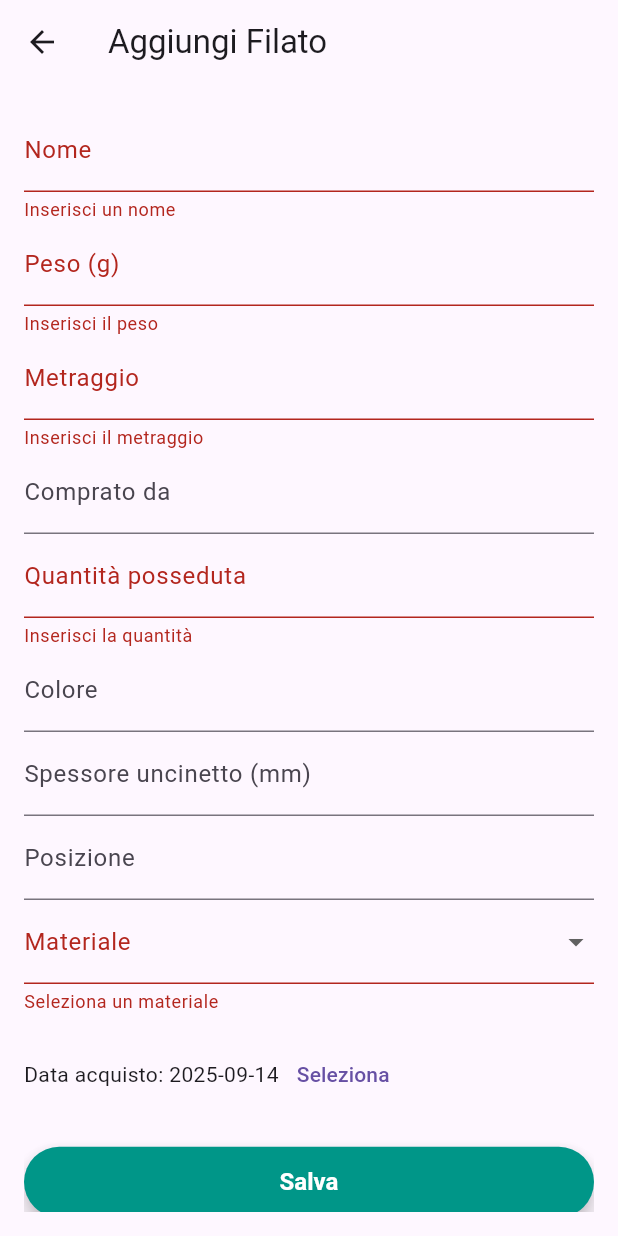
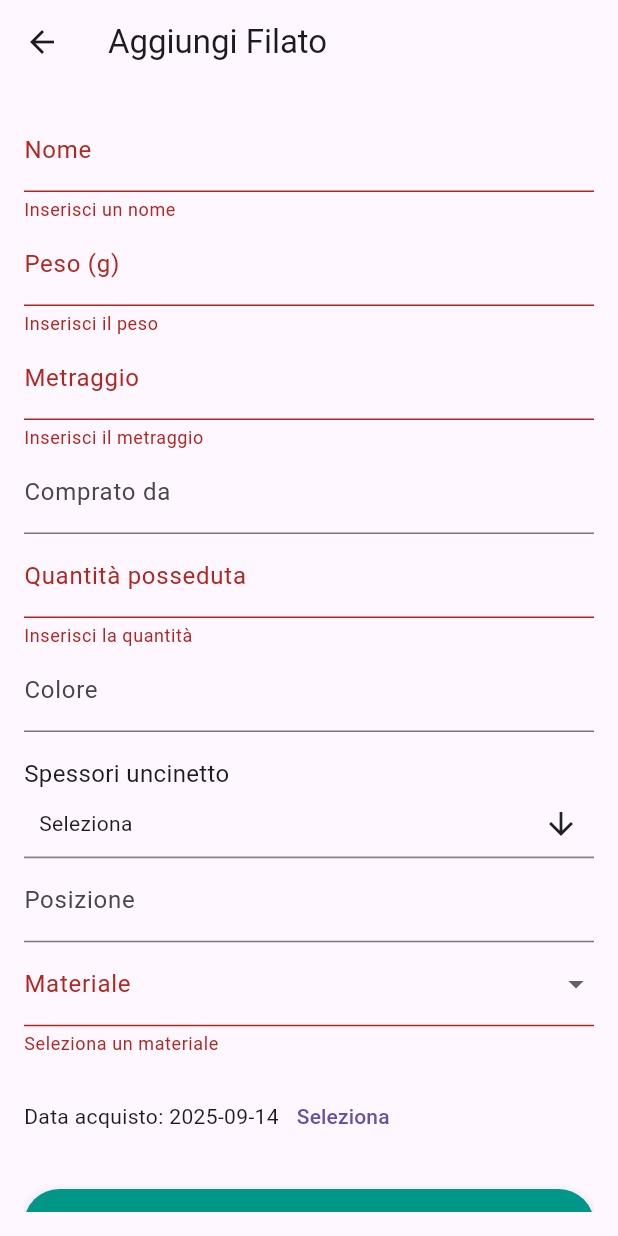
Before and after one commit to n-cupane/yarn_tracker, a Flutter app: the FilatoFormScreen screen opened directly, after a tap on "Salva", on a phone screen of 412 x 824 dp. Run offline on Flutter 3.47's test engine with Material 3 defaults, Android fonts, the phone set to English and light mode, and no system bars; drawn by our look-alikes of multi_select_flutter; our stand-ins replace file_picker, shared_preferences, sqflite; accounts and stored records are empty.

Commit message:
Gestiti spessori multipli

```diff
--- a/lib/db/database_helper.dart
+++ b/lib/db/database_helper.dart
@@ -38,7 +38,7 @@ class DatabaseHelper {
         compratoDa TEXT,
         quantitaPosseduta INTEGER NOT NULL,
         colore TEXT,
-        spessoreUncinetto REAL,
+        spessoriUncinetto TEXT,
         posizione TEXT,
         dataAcquisto TEXT,
         materiale TEXT NOT NULL
--- a/lib/models/filato.dart
+++ b/lib/models/filato.dart
@@ -6,7 +6,7 @@ class Filato {
   String compratoDa;
   int quantitaPosseduta;
   String colore;
-  double spessoreUncinetto;
+  List<double> spessoriUncinetto;
   String posizione;
   DateTime? dataAcquisto;
   Materiale materiale;
@@ -19,7 +19,7 @@ class Filato {
     required this.compratoDa,
     required this.quantitaPosseduta,
     required this.colore,
-    required this.spessoreUncinetto,
+    required this.spessoriUncinetto,
     required this.posizione,
     required this.dataAcquisto,
     required this.materiale
@@ -34,7 +34,7 @@ class Filato {
       'compratoDa': compratoDa,
       'quantitaPosseduta': quantitaPosseduta,
       'colore': colore,
-      'spessoreUncinetto': spessoreUncinetto,
+      'spessoriUncinetto': spessoriUncinetto.join(','),
       'posizione': posizione,
       'dataAcquisto': dataAcquisto?.toIso8601String() ?? DateTime.now(),
       'materiale': materiale.toString().split('.').last
@@ -50,7 +50,11 @@ class Filato {
       compratoDa: map['compratoDa'],
       quantitaPosseduta: map['quantitaPosseduta'],
       colore: map['colore'],
-      spessoreUncinetto: map['spessoreUncinetto']?.toDouble() ?? 0.0,
+      spessoriUncinetto: (map['spessoriUncinetto'] as String)
+        .split(',')
+        .where((s) => s.isNotEmpty)
+        .map((s) => double.parse(s))
+        .toList(),
       posizione: map['posizione'],
       dataAcquisto: DateTime.parse(map['dataAcquisto']),
       materiale: Materiale.values.firstWhere(
--- a/lib/screens/filato_form_screen.dart
+++ b/lib/screens/filato_form_screen.dart
@@ -1,4 +1,6 @@
 import 'package:flutter/material.dart';
+import 'package:multi_select_flutter/dialog/multi_select_dialog_field.dart';
+import 'package:multi_select_flutter/util/multi_select_item.dart';
 import '../models/filato.dart';
 import '../db/database_helper.dart';
 
@@ -15,6 +17,8 @@ class _FilatoFormScreenState extends State<FilatoFormScreen> {
   final _formKey = GlobalKey<FormState>();
   List<String> _posizioniEsistenti = [];
   List<String> _compratoDaEsistenti = [];
+  final List<double> _allSpessori = List.generate(20, (i) => (i + 1) * 0.5);
+  List<double> _selectedSpessori = [];
 
   // Controller per i campi
   late TextEditingController _nomeController;
@@ -40,10 +44,11 @@ class _FilatoFormScreenState extends State<FilatoFormScreen> {
     _compratoDaController = TextEditingController(text: f?.compratoDa ?? "");
     _quantitaController = TextEditingController(text: f?.quantitaPosseduta.toString() ?? "");
     _coloreController = TextEditingController(text: f?.colore ?? "");
-    _spessoreController = TextEditingController(text: f?.spessoreUncinetto.toString() ?? "");
     _posizioneController = TextEditingController(text: f?.posizione ?? "");
     _dataAcquisto = f?.dataAcquisto ?? DateTime.now();
     _selectedMateriale = f?.materiale;
+    _selectedSpessori = widget.filato?.spessoriUncinetto ?? [];
+
   }
 
   Future<void> _loadFilati() async {
@@ -69,8 +74,6 @@ class _FilatoFormScreenState extends State<FilatoFormScreen> {
 
   Future<void> _saveFilato() async {
     if (_formKey.currentState!.validate()) {
-      final spessoreInput = _spessoreController.text.replaceAll(',', '.');
-
       final filato = Filato(
         id: widget.filato?.id,
         nome: _nomeController.text,
@@ -79,7 +82,7 @@ class _FilatoFormScreenState extends State<FilatoFormScreen> {
         compratoDa: _compratoDaController.text,
         quantitaPosseduta: int.parse(_quantitaController.text),
         colore: _coloreController.text,
-        spessoreUncinetto: double.parse(spessoreInput),
+        spessoriUncinetto: _selectedSpessori,
         posizione: _posizioneController.text,
         dataAcquisto: _dataAcquisto,
         materiale: _selectedMateriale!
@@ -171,10 +174,25 @@ class _FilatoFormScreenState extends State<FilatoFormScreen> {
                 textCapitalization: TextCapitalization.sentences,
                 decoration: InputDecoration(labelText: "Colore"),
               ),
-              TextFormField(
-                controller: _spessoreController,
-                keyboardType: TextInputType.numberWithOptions(decimal: true),
-                decoration: InputDecoration(labelText: "Spessore uncinetto (mm)"),
+              Padding(
+                padding: const EdgeInsets.only(top: 16.0),
+                child: Text(
+                  "Spessori uncinetto",
+                  style: TextStyle(fontSize: 16),
+                ),
+              ),
+              MultiSelectDialogField<double>(
+                items: _allSpessori
+                    .map((s) => MultiSelectItem<double>(s, "${s.toStringAsFixed(1)} mm"))
+                    .toList(),
+                title: Text("Seleziona spessori"),
+                buttonText: Text("Seleziona"),
+                initialValue: _selectedSpessori,
+                onConfirm: (values) {
+                  setState(() {
+                    _selectedSpessori = values;
+                  });
+                },
               ),
               Autocomplete<String>(
                 optionsBuilder: (TextEditingValue textEditingValue) {
--- a/pubspec.yaml
+++ b/pubspec.yaml
@@ -15,6 +15,7 @@ dependencies:
   path_provider: ^2.1.5
   permission_handler: ^12.0.1
   file_picker: ^10.3.3
+  multi_select_flutter: ^4.1.3
 
 dev_dependencies:
   flutter_test:
```
Also changed, not shown: lib/screens/filato_list_screen.dart (+27 -30 lines), pubspec.lock.
